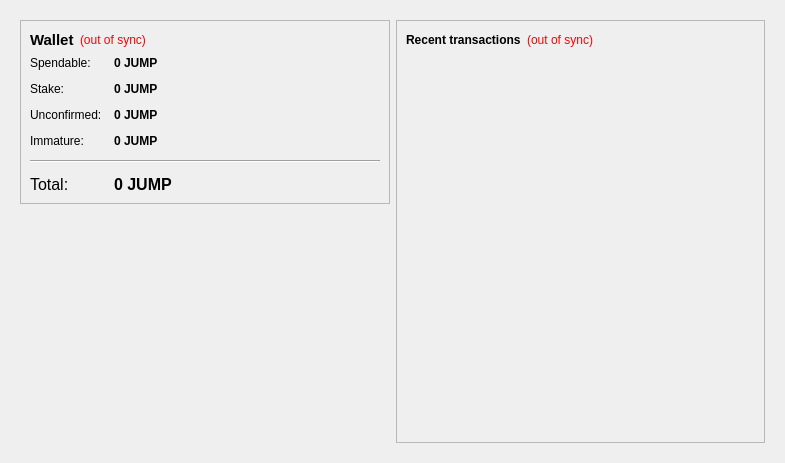
The window that src/qt/forms/overviewpage.ui (Jumperbillijumper/jumpcoin) describes before a commit, drawn with Qt 5.
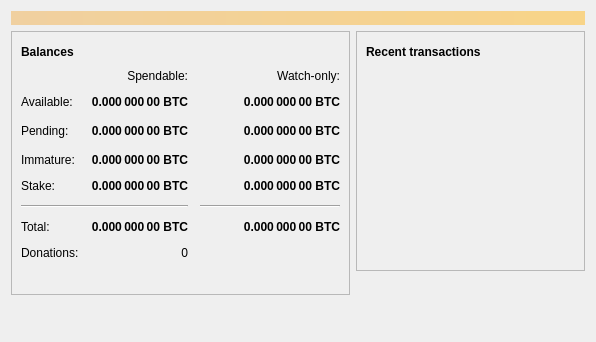
The same window after the commit. Icons and pictures are not drawn.

The edit to the form file:
```diff
--- a/src/qt/forms/overviewpage.ui
+++ b/src/qt/forms/overviewpage.ui
@@ -6,20 +6,35 @@
    <rect>
     <x>0</x>
     <y>0</y>
-    <width>785</width>
-    <height>463</height>
+    <width>596</width>
+    <height>342</height>
    </rect>
   </property>
   <property name="windowTitle">
    <string>Form</string>
   </property>
-  <layout class="QHBoxLayout" name="horizontalLayout" stretch="0">
+  <layout class="QVBoxLayout" name="topLayout">
    <item>
-    <widget class="QFrame" name="frameMain">
-     <property name="frameShape">
-      <enum>QFrame::NoFrame</enum>
+    <widget class="QLabel" name="labelAlerts">
+     <property name="visible">
+      <bool>false</bool>
      </property>
-     <layout class="QHBoxLayout" name="horizontalLayout_3">
+     <property name="styleSheet">
+      <string notr="true">QLabel { background-color: qlineargradient(x1: 0, y1: 0, x2: 1, y2: 0, stop:0 #F0D0A0, stop:1 #F8D488); color:#000000; }</string>
+     </property>
+     <property name="wordWrap">
+      <bool>true</bool>
+     </property>
+     <property name="margin">
+      <number>3</number>
+     </property>
+     <property name="textInteractionFlags">
+      <set>Qt::TextSelectableByMouse</set>
+     </property>
+    </widget>
+   </item>
+   <item>
+    <layout class="QHBoxLayout" name="horizontalLayout" stretch="1,1">
       <item>
        <layout class="QVBoxLayout" name="verticalLayout_2">
         <item>
@@ -28,7 +43,7 @@
            <enum>QFrame::StyledPanel</enum>
           </property>
           <property name="frameShadow">
-           <enum>QFrame::Plain</enum>
+          <enum>QFrame::Raised</enum>
           </property>
           <layout class="QVBoxLayout" name="verticalLayout_4">
            <item>
@@ -37,34 +52,50 @@
               <widget class="QLabel" name="label_5">
                <property name="font">
                 <font>
-                 <pointsize>11</pointsize>
                  <weight>75</weight>
                  <bold>true</bold>
                 </font>
                </property>
                <property name="text">
-                <string>Wallet</string>
+               <string>Balances</string>
                </property>
               </widget>
              </item>
              <item>
-              <widget class="QLabel" name="labelWalletStatus">
+             <widget class="QPushButton" name="labelWalletStatus">
+              <property name="enabled">
+               <bool>true</bool>
+              </property>
+              <property name="maximumSize">
+               <size>
+                <width>30</width>
+                <height>16777215</height>
+               </size>
+              </property>
                <property name="toolTip">
-                <string>The displayed information may be out of date. Your wallet automatically synchronizes with the jumpcoin network after a connection is established, but this process has not completed yet.</string>
-               </property>
-               <property name="styleSheet">
-                <string notr="true">QLabel { color: red; }</string>
+               <string>The displayed information may be out of date. Your wallet automatically synchronizes with the Bitcoin network after a connection is established, but this process has not completed yet.</string>
                </property>
                <property name="text">
-                <string notr="true">(out of sync)</string>
-               </property>
-               <property name="alignment">
-                <set>Qt::AlignLeading|Qt::AlignLeft|Qt::AlignVCenter</set>
+               <string/>
+              </property>
+              <property name="icon">
+               <iconset resource="../bitcoin.qrc">
+                <normaloff>:/icons/warning</normaloff>
+                <disabledoff>:/icons/warning</disabledoff>:/icons/warning</iconset>
+              </property>
+              <property name="iconSize">
+               <size>
+                <width>24</width>
+                <height>24</height>
+               </size>
+              </property>
+              <property name="flat">
+               <bool>true</bool>
                </property>
               </widget>
              </item>
              <item>
-              <spacer name="horizontalSpacer_2">
+             <spacer name="horizontalSpacer_3">
                <property name="orientation">
                 <enum>Qt::Horizontal</enum>
                </property>
@@ -79,25 +110,12 @@
             </layout>
            </item>
            <item>
-            <layout class="QFormLayout" name="formLayout_2">
-             <property name="fieldGrowthPolicy">
-              <enum>QFormLayout::AllNonFixedFieldsGrow</enum>
-             </property>
-             <property name="horizontalSpacing">
+           <layout class="QGridLayout" name="gridLayout">
+            <property name="spacing">
               <number>12</number>
              </property>
-             <property name="verticalSpacing">
-              <number>12</number>
-             </property>
-             <item row="0" column="0">
-              <widget class="QLabel" name="label">
-               <property name="text">
-                <string>Spendable:</string>
-               </property>
-              </widget>
-             </item>
-             <item row="0" column="1">
-              <widget class="QLabel" name="labelBalance">
+            <item row="2" column="2">
+             <widget class="QLabel" name="labelWatchPending">
                <property name="font">
                 <font>
                  <weight>75</weight>
@@ -111,49 +129,16 @@
                 <string>Your current spendable balance</string>
                </property>
                <property name="text">
-                <string notr="true">0 JUMP</string>
-               </property>
-               <property name="textInteractionFlags">
-                <set>Qt::LinksAccessibleByMouse|Qt::TextSelectableByKeyboard|Qt::TextSelectableByMouse</set>
-               </property>
-              </widget>
-             </item>
-             <item row="1" column="0">
-              <widget class="QLabel" name="label_6">
-               <property name="text">
-                <string>Stake:</string>
-               </property>
-              </widget>
-             </item>
-             <item row="1" column="1">
-              <widget class="QLabel" name="labelStake">
-               <property name="font">
-                <font>
-                 <weight>75</weight>
-                 <bold>true</bold>
-                </font>
-               </property>
-               <property name="cursor">
-                <cursorShape>IBeamCursor</cursorShape>
-               </property>
-               <property name="toolTip">
-                <string>Total of coins that was staked, and do not yet count toward the current balance</string>
-               </property>
-               <property name="text">
-                <string notr="true">0 JUMP</string>
-               </property>
+               <string notr="true">0.000 000 00 BTC</string>
+              </property>
+              <property name="alignment">
+               <set>Qt::AlignRight|Qt::AlignTrailing|Qt::AlignVCenter</set>
+              </property>
                <property name="textInteractionFlags">
                 <set>Qt::LinksAccessibleByMouse|Qt::TextSelectableByKeyboard|Qt::TextSelectableByMouse</set>
                </property>
               </widget>
              </item>
-             <item row="2" column="0">
-              <widget class="QLabel" name="label_3">
-               <property name="text">
-                <string>Unconfirmed:</string>
-               </property>
-              </widget>
-             </item>
              <item row="2" column="1">
               <widget class="QLabel" name="labelUnconfirmed">
                <property name="font">
@@ -169,22 +154,18 @@
                 <string>Total of transactions that have yet to be confirmed, and do not yet count toward the current balance</string>
                </property>
                <property name="text">
-                <string notr="true">0 JUMP</string>
+               <string notr="true">0.000 000 00 BTC</string>
+              </property>
+              <property name="alignment">
+               <set>Qt::AlignRight|Qt::AlignTrailing|Qt::AlignVCenter</set>
                </property>
                <property name="textInteractionFlags">
                 <set>Qt::LinksAccessibleByMouse|Qt::TextSelectableByKeyboard|Qt::TextSelectableByMouse</set>
                </property>
               </widget>
              </item>
-             <item row="3" column="0">
-              <widget class="QLabel" name="labelImmatureText">
-               <property name="text">
-                <string>Immature:</string>
-               </property>
-              </widget>
-             </item>
-             <item row="3" column="1">
-              <widget class="QLabel" name="labelImmature">
+            <item row="3" column="2">
+             <widget class="QLabel" name="labelWatchImmature">
                <property name="font">
                 <font>
                  <weight>75</weight>
@@ -195,37 +176,98 @@
                 <string>Mined balance that has not yet matured</string>
                </property>
                <property name="text">
-                <string notr="true">0 JUMP</string>
+               <string notr="true">0.000 000 00 BTC</string>
+              </property>
+              <property name="alignment">
+               <set>Qt::AlignRight|Qt::AlignTrailing|Qt::AlignVCenter</set>
                </property>
                <property name="textInteractionFlags">
                 <set>Qt::LinksAccessibleByMouse|Qt::TextSelectableByKeyboard|Qt::TextSelectableByMouse</set>
                </property>
               </widget>
              </item>
-             <item row="4" column="0" colspan="2">
+            <item row="5" column="0" colspan="2">
               <widget class="Line" name="line">
                <property name="orientation">
                 <enum>Qt::Horizontal</enum>
                </property>
               </widget>
              </item>
-             <item row="5" column="0">
+            <item row="5" column="2">
+             <widget class="Line" name="lineWatchBalance">
+              <property name="sizePolicy">
+               <sizepolicy hsizetype="Preferred" vsizetype="Fixed">
+                <horstretch>0</horstretch>
+                <verstretch>0</verstretch>
+               </sizepolicy>
+              </property>
+              <property name="minimumSize">
+               <size>
+                <width>140</width>
+                <height>0</height>
+               </size>
+              </property>
+              <property name="orientation">
+               <enum>Qt::Horizontal</enum>
+              </property>
+             </widget>
+            </item>
+            <item row="6" column="0">
               <widget class="QLabel" name="labelTotalText">
-               <property name="font">
-                <font>
-                 <pointsize>12</pointsize>
-                </font>
-               </property>
                <property name="text">
                 <string>Total:</string>
                </property>
               </widget>
              </item>
-             <item row="5" column="1">
+            <item row="3" column="1">
+             <widget class="QLabel" name="labelImmature">
+              <property name="font">
+               <font>
+                <weight>75</weight>
+                <bold>true</bold>
+               </font>
+              </property>
+              <property name="cursor">
+               <cursorShape>IBeamCursor</cursorShape>
+              </property>
+              <property name="toolTip">
+               <string>Mined balance that has not yet matured</string>
+              </property>
+              <property name="text">
+               <string notr="true">0.000 000 00 BTC</string>
+              </property>
+              <property name="alignment">
+               <set>Qt::AlignRight|Qt::AlignTrailing|Qt::AlignVCenter</set>
+              </property>
+              <property name="textInteractionFlags">
+               <set>Qt::LinksAccessibleByMouse|Qt::TextSelectableByKeyboard|Qt::TextSelectableByMouse</set>
+              </property>
+             </widget>
+            </item>
+            <item row="2" column="3">
+             <spacer name="horizontalSpacer_2">
+              <property name="orientation">
+               <enum>Qt::Horizontal</enum>
+              </property>
+              <property name="sizeHint" stdset="0">
+               <size>
+                <width>40</width>
+                <height>20</height>
+               </size>
+              </property>
+             </spacer>
+            </item>
+            <item row="3" column="0">
+             <widget class="QLabel" name="labelImmatureText">
+              <property name="text">
+               <string>Immature:</string>
+              </property>
+             </widget>
+            </item>
+            <item row="6" column="1">
               <widget class="QLabel" name="labelTotal">
                <property name="font">
                 <font>
-                 <pointsize>12</pointsize>
                  <weight>75</weight>
                  <bold>true</bold>
                 </font>
@@ -237,15 +279,227 @@
                 <string>Your current total balance</string>
                </property>
                <property name="text">
-                <string notr="true">0 JUMP</string>
-               </property>
+               <string notr="true">0.000 000 00 BTC</string>
+              </property>
+              <property name="alignment">
+               <set>Qt::AlignRight|Qt::AlignTrailing|Qt::AlignVCenter</set>
+              </property>
                <property name="textInteractionFlags">
                 <set>Qt::LinksAccessibleByMouse|Qt::TextSelectableByKeyboard|Qt::TextSelectableByMouse</set>
                </property>
               </widget>
              </item>
-            </layout>
-           </item>
+            <item row="6" column="2">
+             <widget class="QLabel" name="labelWatchTotal">
+              <property name="font">
+               <font>
+                <weight>75</weight>
+                <bold>true</bold>
+               </font>
+              </property>
+              <property name="cursor">
+               <cursorShape>IBeamCursor</cursorShape>
+              </property>
+              <property name="toolTip">
+               <string>Current total balance in watch-only addresses</string>
+              </property>
+              <property name="text">
+               <string notr="true">0.000 000 00 BTC</string>
+              </property>
+              <property name="alignment">
+               <set>Qt::AlignRight|Qt::AlignTrailing|Qt::AlignVCenter</set>
+              </property>
+              <property name="textInteractionFlags">
+               <set>Qt::LinksAccessibleByMouse|Qt::TextSelectableByKeyboard|Qt::TextSelectableByMouse</set>
+              </property>
+             </widget>
+            </item>
+            <item row="7" column="0">
+             <widget class="QLabel" name="labelDonationsText">
+              <property name="text">
+               <string>Donations:</string>
+              </property>
+             </widget>
+            </item>
+            <item row="7" column="1">
+             <widget class="QLabel" name="labelDonations">
+              <property name="cursor">
+               <cursorShape>IBeamCursor</cursorShape>
+              </property>
+              <property name="toolTip">
+               <string>Total donations to the Jumpcoin team</string>
+              </property>
+              <property name="text">
+               <string>0</string>
+              </property>
+              <property name="alignment">
+               <set>Qt::AlignRight|Qt::AlignTrailing|Qt::AlignVCenter</set>
+              </property>
+              <property name="textInteractionFlags">
+               <set>Qt::LinksAccessibleByMouse|Qt::TextSelectableByKeyboard|Qt::TextSelectableByMouse</set>
+              </property>
+             </widget>
+            </item>
+            <item row="0" column="2">
+             <widget class="QLabel" name="labelWatchonly">
+              <property name="text">
+               <string>Watch-only:</string>
+              </property>
+              <property name="alignment">
+               <set>Qt::AlignRight|Qt::AlignTrailing|Qt::AlignVCenter</set>
+              </property>
+             </widget>
+            </item>
+            <item row="1" column="0">
+             <widget class="QLabel" name="labelBalanceText">
+              <property name="text">
+               <string>Available:</string>
+              </property>
+             </widget>
+            </item>
+            <item row="1" column="1">
+             <widget class="QLabel" name="labelBalance">
+              <property name="font">
+               <font>
+                <weight>75</weight>
+                <bold>true</bold>
+               </font>
+              </property>
+              <property name="cursor">
+               <cursorShape>IBeamCursor</cursorShape>
+              </property>
+              <property name="toolTip">
+               <string>Your current spendable balance</string>
+              </property>
+              <property name="text">
+               <string notr="true">0.000 000 00 BTC</string>
+              </property>
+              <property name="alignment">
+               <set>Qt::AlignRight|Qt::AlignTrailing|Qt::AlignVCenter</set>
+              </property>
+              <property name="textInteractionFlags">
+               <set>Qt::LinksAccessibleByMouse|Qt::TextSelectableByKeyboard|Qt::TextSelectableByMouse</set>
+              </property>
+             </widget>
+            </item>
+            <item row="1" column="2">
+             <widget class="QLabel" name="labelWatchAvailable">
+              <property name="font">
+               <font>
+                <weight>75</weight>
+                <bold>true</bold>
+               </font>
+              </property>
+              <property name="cursor">
+               <cursorShape>IBeamCursor</cursorShape>
+              </property>
+              <property name="toolTip">
+               <string>Your current balance in watch-only addresses</string>
+              </property>
+              <property name="text">
+               <string notr="true">0.000 000 00 BTC</string>
+              </property>
+              <property name="alignment">
+               <set>Qt::AlignRight|Qt::AlignTrailing|Qt::AlignVCenter</set>
+              </property>
+              <property name="textInteractionFlags">
+               <set>Qt::LinksAccessibleByMouse|Qt::TextSelectableByKeyboard|Qt::TextSelectableByMouse</set>
+              </property>
+             </widget>
+            </item>
+            <item row="2" column="0">
+             <widget class="QLabel" name="labelPendingText">
+              <property name="text">
+               <string>Pending:</string>
+              </property>
+             </widget>
+            </item>
+            <item row="0" column="1">
+             <widget class="QLabel" name="labelSpendable">
+              <property name="text">
+               <string>Spendable:</string>
+              </property>
+              <property name="alignment">
+               <set>Qt::AlignRight|Qt::AlignTrailing|Qt::AlignVCenter</set>
+              </property>
+             </widget>
+            </item>
+            <item row="4" column="0">
+             <widget class="QLabel" name="labelStakeText">
+              <property name="text">
+               <string>Stake:</string>
+              </property>
+             </widget>
+            </item>
+            <item row="4" column="1">
+             <widget class="QLabel" name="labelStake">
+              <property name="font">
+               <font>
+                <weight>75</weight>
+                <bold>true</bold>
+               </font>
+              </property>
+              <property name="text">
+               <string>0.000 000 00 BTC</string>
+              </property>
+              <property name="alignment">
+               <set>Qt::AlignRight|Qt::AlignTrailing|Qt::AlignVCenter</set>
+              </property>
+              <property name="textInteractionFlags">
+               <set>Qt::LinksAccessibleByMouse|Qt::TextSelectableByKeyboard|Qt::TextSelectableByMouse</set>
+              </property>
+             </widget>
+            </item>
+            <item row="4" column="2">
+             <widget class="QLabel" name="labelWatchStake">
+              <property name="font">
+               <font>
+                <weight>75</weight>
+                <bold>true</bold>
+               </font>
+              </property>
+              <property name="text">
+               <string>0.000 000 00 BTC</string>
+              </property>
+              <property name="alignment">
+               <set>Qt::AlignRight|Qt::AlignTrailing|Qt::AlignVCenter</set>
+              </property>
+              <property name="textInteractionFlags">
+               <set>Qt::LinksAccessibleByMouse|Qt::TextSelectableByKeyboard|Qt::TextSelectableByMouse</set>
+              </property>
+             </widget>
+            </item>
+            <item row="2" column="3">
+             <spacer name="horizontalSpacer_21">
+              <property name="orientation">
+               <enum>Qt::Horizontal</enum>
+              </property>
+              <property name="sizeHint" stdset="0">
+               <size>
+                <width>40</width>
+                <height>20</height>
+               </size>
+              </property>
+             </spacer>
+            </item>
+           </layout>
+          </item>
+          <item>
+           <spacer name="verticalSpacer_3">
+            <property name="orientation">
+             <enum>Qt::Vertical</enum>
+            </property>
+            <property name="sizeType">
+             <enum>QSizePolicy::Fixed</enum>
+            </property>
+            <property name="sizeHint" stdset="0">
+             <size>
+              <width>20</width>
+              <height>25</height>
+             </size>
+            </property>
+           </spacer>
+          </item>
           </layout>
          </widget>
         </item>
@@ -262,29 +516,6 @@
           </property>
          </spacer>
         </item>
-        <item>
-         <widget class="QLabel" name="label_7">
-          <property name="text">
-           <string/>
-          </property>
-          <property name="pixmap">
-           <pixmap resource="../jumpcoin.qrc">:/icons/jumpcoin</pixmap>
-          </property>
-          <property name="alignment">
-           <set>Qt::AlignCenter</set>
-          </property>
-         </widget>
-        </item>
-        <item>
-         <widget class="QLabel" name="label_2">
-          <property name="text">
-           <string/>
-          </property>
-          <property name="pixmap">
-           <pixmap>:/images/wallet</pixmap>
-          </property>
-         </widget>
-        </item>
        </layout>
       </item>
       <item>
@@ -295,31 +526,54 @@
            <enum>QFrame::StyledPanel</enum>
           </property>
           <property name="frameShadow">
-           <enum>QFrame::Plain</enum>
+          <enum>QFrame::Raised</enum>
           </property>
           <layout class="QVBoxLayout" name="verticalLayout">
            <item>
             <layout class="QHBoxLayout" name="horizontalLayout_2">
              <item>
               <widget class="QLabel" name="label_4">
+              <property name="font">
+               <font>
+                <weight>75</weight>
+                <bold>true</bold>
+               </font>
+              </property>
                <property name="text">
-                <string>&lt;b&gt;Recent transactions&lt;/b&gt;</string>
+               <string>Recent transactions</string>
                </property>
               </widget>
              </item>
              <item>
-              <widget class="QLabel" name="labelTransactionsStatus">
+             <widget class="QPushButton" name="labelTransactionsStatus">
+              <property name="enabled">
+               <bool>true</bool>
+              </property>
+              <property name="maximumSize">
+               <size>
+                <width>30</width>
+                <height>16777215</height>
+               </size>
+              </property>
                <property name="toolTip">
-                <string>The displayed information may be out of date. Your wallet automatically synchronizes with the jumpcoin network after a connection is established, but this process has not completed yet.</string>
-               </property>
-               <property name="styleSheet">
-                <string notr="true">QLabel { color: red; }</string>
+               <string>The displayed information may be out of date. Your wallet automatically synchronizes with the Bitcoin network after a connection is established, but this process has not completed yet.</string>
                </property>
                <property name="text">
-                <string notr="true">(out of sync)</string>
-               </property>
-               <property name="alignment">
-                <set>Qt::AlignRight|Qt::AlignTrailing|Qt::AlignVCenter</set>
+               <string/>
+              </property>
+              <property name="icon">
+               <iconset resource="../bitcoin.qrc">
+                <normaloff>:/icons/warning</normaloff>
+                <disabledoff>:/icons/warning</disabledoff>:/icons/warning</iconset>
+              </property>
+              <property name="iconSize">
+               <size>
+                <width>24</width>
+                <height>24</height>
+               </size>
+              </property>
+              <property name="flat">
+               <bool>true</bool>
                </property>
               </widget>
              </item>
@@ -360,10 +614,22 @@
           </layout>
          </widget>
         </item>
+       <item>
+        <spacer name="verticalSpacer_2">
+         <property name="orientation">
+          <enum>Qt::Vertical</enum>
+         </property>
+         <property name="sizeHint" stdset="0">
+          <size>
+           <width>20</width>
+           <height>40</height>
+          </size>
+         </property>
+        </spacer>
+       </item>
        </layout>
       </item>
      </layout>
-    </widget>
    </item>
   </layout>
  </widget>
```
Left out of the diff: 13 changed lines with no effect on the pictures. Lines whose indentation alone changed are shown as unchanged.
